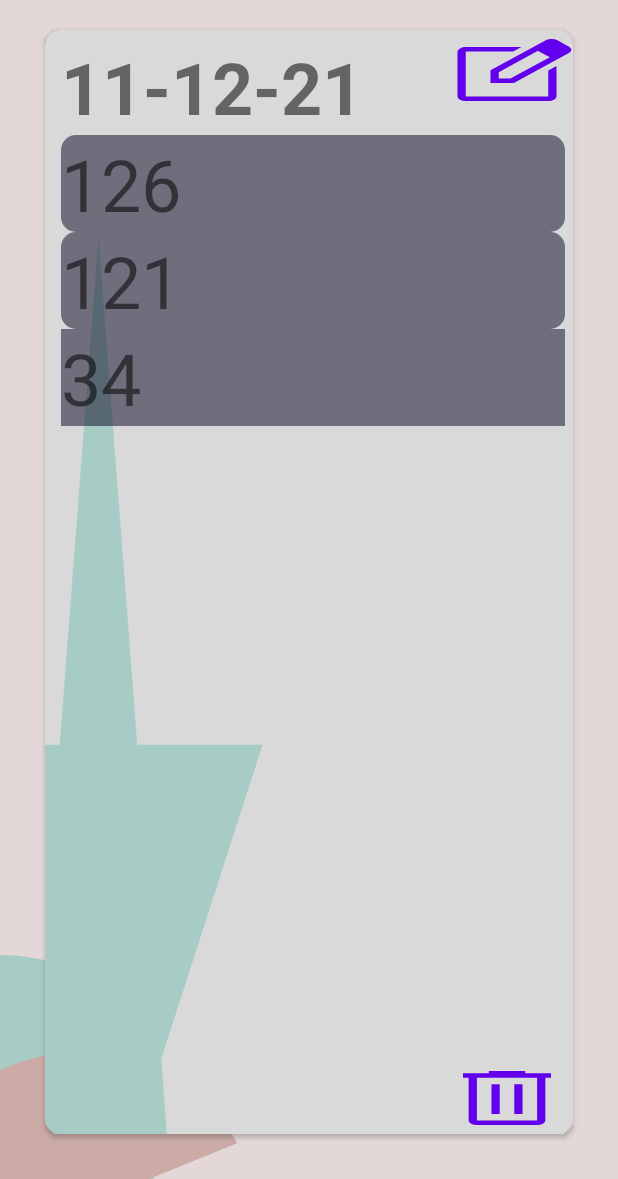
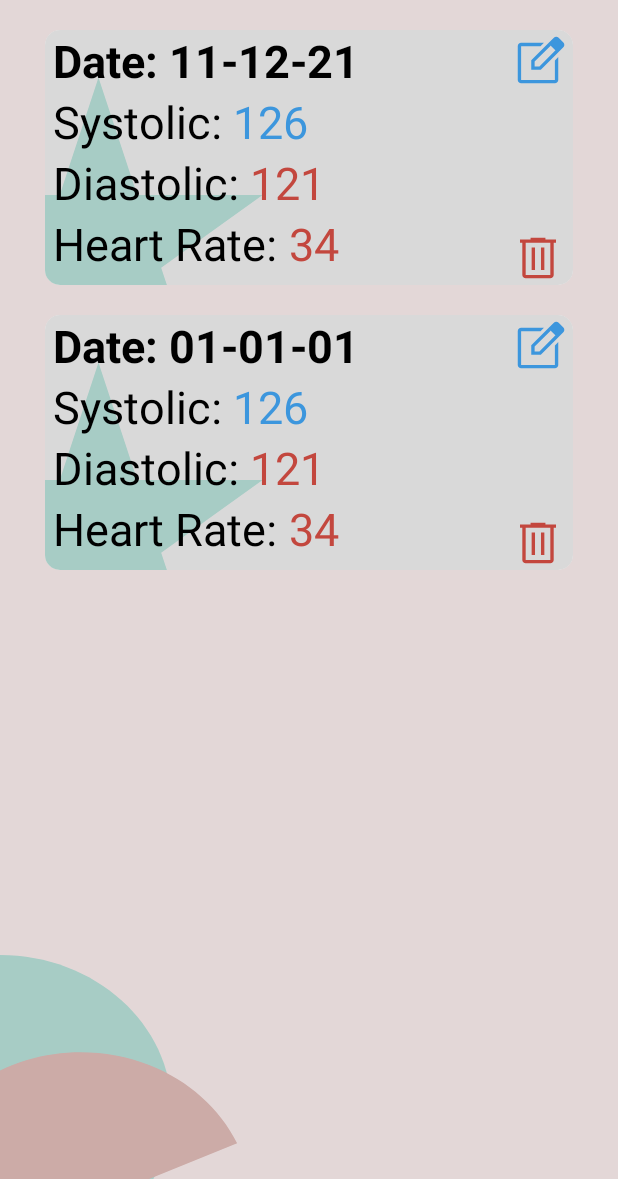
Before and after one commit to rafi-am7/Cardiac-Recorder, an Android app: the screen it shows after launch (MainActivity), on a phone screen of 412 x 824 dp, the part 57-1236 px from its top. Run offline under Robolectric (Android 15) with nearby library versions, the phone set to English and light mode, and no system bars; our stand-ins replace navigation-ui.

Commit message:
recycler view final design

```diff
--- a/app/build.gradle
+++ b/app/build.gradle
@@ -40,4 +40,5 @@ dependencies {
     testImplementation 'junit:junit:4.13.2'
     androidTestImplementation 'androidx.test.ext:junit:1.1.3'
     androidTestImplementation 'androidx.test.espresso:espresso-core:3.4.0'
+    implementation 'com.google.code.gson:gson:2.9.0'
 }
--- a/app/src/main/java/com/example/cardiacrecorder/MainActivity.java
+++ b/app/src/main/java/com/example/cardiacrecorder/MainActivity.java
@@ -19,8 +19,6 @@ import androidx.navigation.ui.AppBarConfiguration;
 import androidx.navigation.ui.NavigationUI;
 import androidx.recyclerview.widget.LinearLayoutManager;
 import androidx.recyclerview.widget.RecyclerView;
-
-import com.example.cardiacrecorder.databinding.ActivityMainBinding;
 
 import android.view.Menu;
 import android.view.MenuItem;
@@ -52,7 +50,17 @@ ArrayList<Record> recordsArrayList;
 
         record = new Record("11-12-21","11:21",126,121,34);
         recordsArrayList.add(record);
+        recordsArrayList
+                .add(new Record("01-01-01","11:21",126,121,34));
         recordAdapter.notifyDataSetChanged();
+
+
+
+
+
+
+
+
         //String date, String time, int systolic, int diastolic, int heart_rate, String comment
 
 
--- a/app/src/main/java/com/example/cardiacrecorder/adapter/RecordAdapter.java
+++ b/app/src/main/java/com/example/cardiacrecorder/adapter/RecordAdapter.java
@@ -2,11 +2,13 @@ package com.example.cardiacrecorder.adapter;
 
 import android.app.ApplicationErrorReport;
 import android.content.Context;
+import android.graphics.Color;
 import android.graphics.drawable.Drawable;
 import android.view.LayoutInflater;
 import android.view.View;
 import android.view.ViewGroup;
 import android.widget.TextView;
+import android.widget.Toast;
 
 import androidx.annotation.NonNull;
 import androidx.cardview.widget.CardView;
@@ -58,86 +60,56 @@ public class RecordAdapter extends RecyclerView.Adapter<RecordAdapter.RecordView
         holder.diastolicTextView.setText(""+record.getDiastolic());
         holder.heartTextView.setText(""+record.getHeartRate());
         if (record.getDiastolic()<80) {
-            Drawable buttonDrawable = holder.containerCardView.getBackground();
-            buttonDrawable = DrawableCompat.wrap(buttonDrawable);
-            //the color is a direct color int and not a color resource
-            DrawableCompat.setTint(buttonDrawable, gConditionColor);
-            holder.diastolicTextView.setBackground(buttonDrawable);
+
+            holder.diastolicTextView.setTextColor(Color.parseColor("#FF018786"));
+
+
         }
         else if(record.getDiastolic()<=89){
-           Drawable buttonDrawable = holder.containerCardView.getBackground();
-            buttonDrawable = DrawableCompat.wrap(buttonDrawable);
-            //the color is a direct color int and not a color resource
-            DrawableCompat.setTint(buttonDrawable, nConditionColor);
-            holder.diastolicTextView.setBackground(buttonDrawable);
-           // holder.containerCardView.setCardBackgroundColor(unBookedColor);
+
+            holder.diastolicTextView.setTextColor(Color.parseColor("#3C96DD"));
+
 
         }
         else
         {
-            Drawable buttonDrawable = holder.containerCardView.getBackground();
-            buttonDrawable = DrawableCompat.wrap(buttonDrawable);
-            //the color is a direct color int and not a color resource
-            DrawableCompat.setTint(buttonDrawable, cConditionColor);
-            holder.diastolicTextView.setBackground(buttonDrawable);
-            // holder.containerCardView.setCardBackgroundColor(unBookedColor);
+
+            holder.diastolicTextView.setTextColor(Color.parseColor("#C3473E"));
 
         }
 
 
         if (record.getSystolic()<120) {
-            Drawable buttonDrawable = holder.containerCardView.getBackground();
-            buttonDrawable = DrawableCompat.wrap(buttonDrawable);
-            //the color is a direct color int and not a color resource
-            DrawableCompat.setTint(buttonDrawable, gConditionColor);
-            holder.systolicTextView.setBackground(buttonDrawable);
+
+            holder.systolicTextView.setTextColor(Color.parseColor("#FF018786"));
         }
         else if(record.getSystolic()<=139){
-            Drawable buttonDrawable = holder.containerCardView.getBackground();
-            buttonDrawable = DrawableCompat.wrap(buttonDrawable);
-            //the color is a direct color int and not a color resource
-            DrawableCompat.setTint(buttonDrawable, nConditionColor);
-            holder.systolicTextView.setBackground(buttonDrawable);
-            // holder.containerCardView.setCardBackgroundColor(unBookedColor);
+
+            holder.systolicTextView.setTextColor(Color.parseColor("#3C96DD"));
+
 
         }
         else
         {
-            Drawable buttonDrawable = holder.containerCardView.getBackground();
-            buttonDrawable = DrawableCompat.wrap(buttonDrawable);
-            //the color is a direct color int and not a color resource
-            DrawableCompat.setTint(buttonDrawable, cConditionColor);
-            holder.systolicTextView.setBackground(buttonDrawable);
-            // holder.containerCardView.setCardBackgroundColor(unBookedColor);
+
+            holder.systolicTextView.setTextColor(Color.parseColor("#C3473E"));
 
         }
 
 
         if (record.getHeartRate()>60 && record.getHeartRate()<100) {
-            Drawable buttonDrawable = holder.containerCardView.getBackground();
-            buttonDrawable = DrawableCompat.wrap(buttonDrawable);
-            //the color is a direct color int and not a color resource
-            DrawableCompat.setTint(buttonDrawable, gConditionColor);
-            holder.heartTextView.setBackground(buttonDrawable);
-            holder.heartTextView.setBackgroundColor( gConditionColor);
+
+            holder.heartTextView.setTextColor(Color.parseColor("#FF018786"));
         }
         else if(record.getHeartRate()>=40){
-            Drawable buttonDrawable = holder.containerCardView.getBackground();
-            buttonDrawable = DrawableCompat.wrap(buttonDrawable);
-            //the color is a direct color int and not a color resource
-            DrawableCompat.setTint(buttonDrawable, nConditionColor);
-            holder.heartTextView.setBackground(buttonDrawable);
-            holder.heartTextView.setBackgroundColor( nConditionColor);
+
+            holder.heartTextView.setTextColor(Color.parseColor("#3C96DD"));
 
         }
         else
         {
-            Drawable buttonDrawable = holder.containerCardView.getBackground();
-            buttonDrawable = DrawableCompat.wrap(buttonDrawable);
-            //the color is a direct color int and not a color resource
-            DrawableCompat.setTint(buttonDrawable, cConditionColor);
-            holder.heartTextView.setBackground(buttonDrawable);
-            holder.heartTextView.setBackgroundColor( cConditionColor);
+
+            holder.heartTextView.setTextColor(Color.parseColor("#C3473E"));
 
         }
 
--- a/app/src/main/res/drawable/ic_delete_48px.xml
+++ b/app/src/main/res/drawable/ic_delete_48px.xml
@@ -3,7 +3,7 @@
     android:height="48dp"
     android:viewportWidth="48"
     android:viewportHeight="48"
-    android:tint="?attr/colorControlNormal">
+    android:tint="#C3473E">
   <path
       android:fillColor="@android:color/white"
       android:pathData="M13.05,42Q11.85,42 10.95,41.1Q10.05,40.2 10.05,39V10.5H8V7.5H17.4V6H30.6V7.5H40V10.5H37.95V39Q37.95,40.2 37.05,41.1Q36.15,42 34.95,42ZM34.95,10.5H13.05V39Q13.05,39 13.05,39Q13.05,39 13.05,39H34.95Q34.95,39 34.95,39Q34.95,39 34.95,39ZM18.35,34.7H21.35V14.75H18.35ZM26.65,34.7H29.65V14.75H26.65ZM13.05,10.5V39Q13.05,39 13.05,39Q13.05,39 13.05,39Q13.05,39 13.05,39Q13.05,39 13.05,39Z"/>
--- a/app/src/main/res/drawable/ic_edit_48px.xml
+++ b/app/src/main/res/drawable/ic_edit_48px.xml
@@ -3,8 +3,8 @@
     android:height="48dp"
     android:viewportWidth="48"
     android:viewportHeight="48"
-    android:tint="?attr/colorControlNormal">
+    android:tint="#3C96DD">
   <path
-      android:fillColor="@android:color/white"
+      android:fillColor="#3C96DD"
       android:pathData="M9,47.4Q7.8,47.4 6.9,46.5Q6,45.6 6,44.4V14.4Q6,13.2 6.9,12.3Q7.8,11.4 9,11.4H29.25L26.25,14.4H9Q9,14.4 9,14.4Q9,14.4 9,14.4V44.4Q9,44.4 9,44.4Q9,44.4 9,44.4H39Q39,44.4 39,44.4Q39,44.4 39,44.4V27L42,24V44.4Q42,45.6 41.1,46.5Q40.2,47.4 39,47.4ZM24,29.4Q24,29.4 24,29.4Q24,29.4 24,29.4Q24,29.4 24,29.4Q24,29.4 24,29.4Q24,29.4 24,29.4Q24,29.4 24,29.4ZM33.1,11.8 L35.25,13.9 21,28.1V32.4H25.25L39.55,18.1L41.65,20.2L26.5,35.4H18V26.9ZM41.65,20.2 L33.1,11.8 38.1,6.8Q38.95,5.95 40.225,5.95Q41.5,5.95 42.35,6.85L46.55,11.1Q47.4,12 47.4,13.225Q47.4,14.45 46.5,15.3Z"/>
 </vector>
--- a/app/src/main/res/layout/activity_add.xml
+++ b/app/src/main/res/layout/activity_add.xml
@@ -35,8 +35,7 @@
         android:layout_width="fill_parent"
         android:layout_height="wrap_content"
         android:layout_marginStart="38dp"
-        android:layout_marginEnd="30dp"
-        android:layout_marginTop="5dp"
+        android:layout_marginTop="8dp"
         android:background="@drawable/rounded_text_field"
         android:hint="dd/mm/yy"
         android:inputType="text"
@@ -170,8 +169,7 @@
         android:layout_width="fill_parent"
         android:layout_height="wrap_content"
         android:layout_marginStart="38dp"
-        android:layout_marginEnd="30dp"
-        android:layout_marginTop="5dp"
+        android:layout_marginTop="8dp"
         android:background="@drawable/rounded_text_field"
         android:backgroundTint="@color/white"
         android:hint="Comment"
--- a/app/src/main/res/layout/content_cardview_home.xml
+++ b/app/src/main/res/layout/content_cardview_home.xml
@@ -1,76 +1,143 @@
 <?xml version="1.0" encoding="utf-8"?>
 <RelativeLayout xmlns:android="http://schemas.android.com/apk/res/android"
     android:layout_width="match_parent"
-    android:layout_height="match_parent"
+    android:layout_height="wrap_content"
     xmlns:app="http://schemas.android.com/apk/res-auto">
 
     <androidx.cardview.widget.CardView
         android:id="@+id/llContainerCardView"
         android:layout_width="match_parent"
-        android:layout_height="match_parent"
-        android:layout_margin="10dp"
+        android:layout_height="170dp"
+        android:layout_marginStart="10dp"
+        android:layout_marginTop="10dp"
+        android:layout_marginEnd="10dp"
+        android:layout_marginBottom="10dp"
         app:cardCornerRadius="10dp">
+
         <RelativeLayout
             android:layout_width="match_parent"
-            android:background="@drawable/ic_cardview_background"
-            android:layout_height="match_parent">
+            android:layout_height="wrap_content"
+            android:background="@drawable/ic_cardview_background">
+            <LinearLayout
+                android:layout_width="match_parent"
+                android:id="@+id/dateLL"
+                android:layout_marginLeft="5dp"
+                android:layout_height="wrap_content">
+                <TextView
+                    android:layout_width="wrap_content"
+                    android:layout_height="wrap_content"
+                    android:text="Date: "
+                    android:textSize="30sp"
+                    android:textColor="#000000"
+                    android:textStyle="bold" />
+
+                <TextView
+                    android:id="@+id/tvDate"
+                    android:layout_width="wrap_content"
+                    android:layout_height="wrap_content"
+                    android:text="11-11-11"
+                    android:textColor="#000000"
+                    android:textSize="30sp"
+                    android:textStyle="bold" />
+
+            </LinearLayout>
+
+
+
+
 
             <LinearLayout
                 android:layout_width="match_parent"
-                android:layout_height="match_parent"
-                android:orientation="vertical"
-                android:padding="5dp">
-
+                android:layout_below="@id/dateLL"
+                android:id="@+id/sysLL"
+                android:layout_marginLeft="5dp"
+                android:textColor="#000000"
+                android:layout_height="wrap_content">
                 <TextView
-                    android:id="@+id/tvDate"
-                    android:layout_width="match_parent"
+                    android:layout_width="wrap_content"
                     android:layout_height="wrap_content"
-                    android:layout_marginLeft="5dp"
-                    android:text="Date"
-                    android:textSize="48sp"
-                    android:textStyle="bold"
-                    app:autoSizeTextType="uniform" />
-
+                    android:textColor="#000000"
+                    android:text="Systolic: "
+                    android:textSize="30sp" />
                 <TextView
                     android:id="@+id/tvSystolic"
-                    android:layout_width="match_parent"
+                    android:layout_width="wrap_content"
                     android:layout_height="wrap_content"
-                    android:layout_marginLeft="5dp"
-                    android:text="Systolic: 23"
-                    android:textSize="48sp"
-                    app:autoSizeTextType="uniform" />
-
-                <TextView
-                    android:id="@+id/tvDiastolic"
-                    android:layout_width="match_parent"
-                    android:layout_height="wrap_content"
-                    android:layout_marginLeft="5dp"
-                    android:text="Diastolic"
-                    android:textSize="48sp"
-                    app:autoSizeTextType="uniform" />
-
-                <TextView
-                    android:id="@+id/tvHeartRate"
-                    android:layout_width="match_parent"
-                    android:layout_height="wrap_content"
-                    android:layout_marginLeft="5dp"
-                    android:text="Heart Rate"
-                    android:textSize="48sp"
-                    app:autoSizeTextType="uniform" />
+                    android:textColor="#000000"
+                    android:text="120"
+                    android:textSize="30sp" />
 
             </LinearLayout>
 
-            <Button
-            android:layout_width="wrap_content"
-            android:layout_height="wrap_content"
-            android:background="@drawable/ic_edit_48px"
-            android:layout_alignParentRight="true"/>
-            <Button
-                android:layout_width="wrap_content"
-                android:layout_height="wrap_content"
-                android:background="@drawable/ic_delete_48px"
+
+
+
+
+            <LinearLayout
+                android:layout_width="match_parent"
+                android:layout_below="@id/sysLL"
+                android:id="@+id/diasLL"
+                android:layout_marginLeft="5dp"
+                android:textColor="#000000"
+                android:layout_height="wrap_content">
+                <TextView
+                    android:layout_width="wrap_content"
+                    android:layout_height="wrap_content"
+                    android:textColor="#000000"
+                    android:text="Diastolic: "
+                    android:textSize="30sp" />
+                <TextView
+                    android:id="@+id/tvDiastolic"
+                    android:layout_width="wrap_content"
+                    android:layout_height="wrap_content"
+                    android:textColor="#000000"
+                    android:text="80"
+                    android:textSize="30sp" />
+
+            </LinearLayout>
+
+
+
+
+
+            <LinearLayout
+                android:layout_width="match_parent"
+                android:id="@+id/heartLL"
+                android:layout_below="@id/diasLL"
+                android:layout_marginLeft="5dp"
+                android:layout_height="wrap_content">
+                <TextView
+                    android:layout_width="wrap_content"
+                    android:layout_height="wrap_content"
+                    android:textColor="#000000"
+                    android:text="Heart Rate: "
+                    android:textSize="30sp"/>
+                <TextView
+                    android:id="@+id/tvHeartRate"
+                    android:layout_width="wrap_content"
+                    android:textColor="#000000"
+                    android:layout_height="wrap_content"
+                    android:text="55"
+                    android:textSize="30sp"/>
+
+            </LinearLayout>
+
+
+            <ImageView
+                android:layout_width="36dp"
+                android:layout_height="36dp"
+                android:layout_alignParentRight="true"
+                android:layout_marginRight="5dp"
+                android:background="@drawable/ic_edit_48px" />
+
+            <ImageView
+                android:layout_width="36dp"
+                android:layout_height="36dp"
+                android:layout_alignParentRight="true"
                 android:layout_alignParentBottom="true"
-                android:layout_alignParentRight="true"/>
+                android:layout_marginRight="5dp"
+                android:layout_marginBottom="5dp"
+                android:background="@drawable/ic_delete_48px" />
         </RelativeLayout>
 
     </androidx.cardview.widget.CardView>
--- a/app/src/main/res/values/colors.xml
+++ b/app/src/main/res/values/colors.xml
@@ -8,7 +8,7 @@
     <color name="black">#FF000000</color>
     <color name="colorPrimary">#C3473E</color>
     <color name="white">#FFFFFFFF</color>
-    <color name="normal">#FF000000</color>
+    <color name="normal">#3C96DD</color>
     <color name="good">#FF018786</color>
     <color name="critical">#C3473E</color>
 </resources>
```
